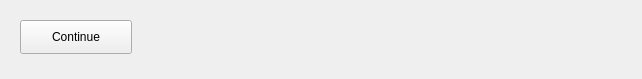
LeBeauGroup/usetem, file extensions/manualFocus/manualFocus.ui: the form before one commit.
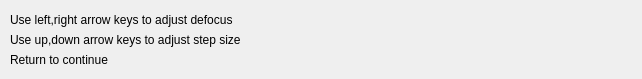
The form after the commit.

The edit to the form file:
```diff
--- a/extensions/manualFocus/manualFocus.ui
+++ b/extensions/manualFocus/manualFocus.ui
@@ -13,17 +13,43 @@
   <property name="windowTitle">
    <string>Form</string>
   </property>
-  <widget class="QPushButton" name="continueButton">
+  <widget class="QLabel" name="label">
    <property name="geometry">
     <rect>
-     <x>20</x>
-     <y>20</y>
-     <width>112</width>
-     <height>34</height>
+     <x>10</x>
+     <y>10</y>
+     <width>631</width>
+     <height>19</height>
     </rect>
    </property>
    <property name="text">
-    <string>Continue</string>
+    <string>Use left,right arrow keys to adjust defocus</string>
+   </property>
+  </widget>
+  <widget class="QLabel" name="label_2">
+   <property name="geometry">
+    <rect>
+     <x>10</x>
+     <y>30</y>
+     <width>631</width>
+     <height>19</height>
+    </rect>
+   </property>
+   <property name="text">
+    <string>Use up,down arrow keys to adjust step size</string>
+   </property>
+  </widget>
+  <widget class="QLabel" name="label_3">
+   <property name="geometry">
+    <rect>
+     <x>10</x>
+     <y>50</y>
+     <width>151</width>
+     <height>19</height>
+    </rect>
+   </property>
+   <property name="text">
+    <string>Return to continue</string>
    </property>
   </widget>
  </widget>
```
